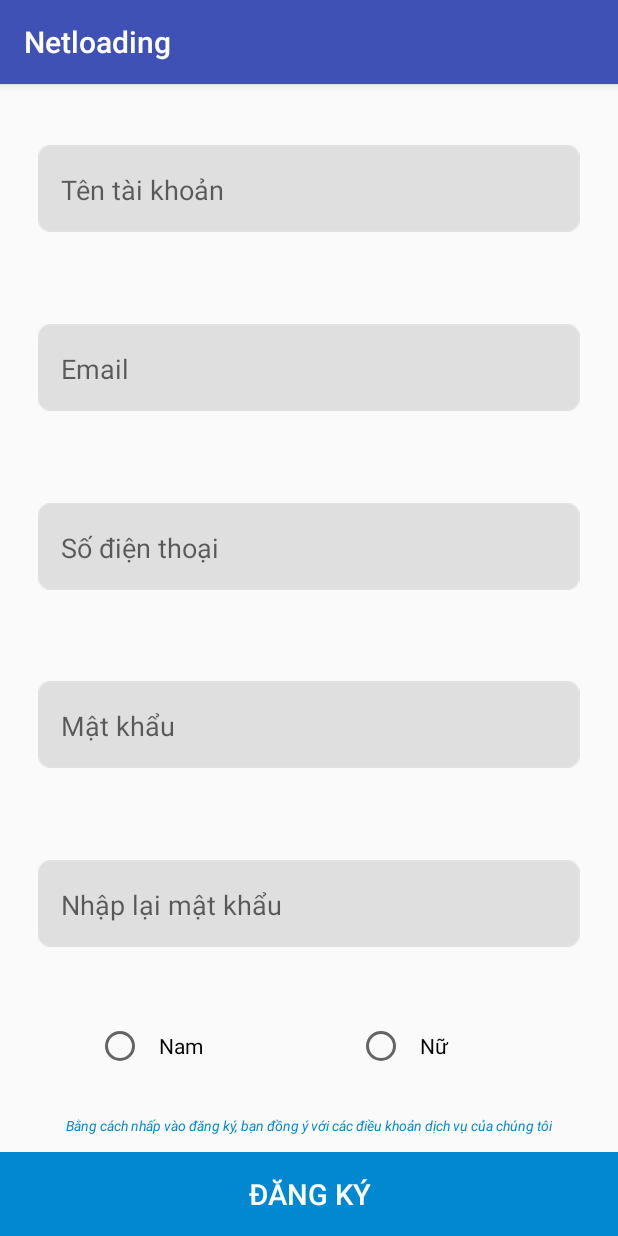
After one commit to huyvtran/Netloading-android, an Android app: the RegisterActivity screen opened directly, with no data from a screen before it, on a phone screen of 412 x 824 dp. The commit adds this screen. Run offline under Robolectric (Android 15) with nearby library versions, the phone set to English and light mode, and no system bars.

Commit message:
add layout for login and register screen

```diff
--- a/app/src/main/AndroidManifest.xml
+++ b/app/src/main/AndroidManifest.xml
@@ -21,6 +21,10 @@
                 <category android:name="android.intent.category.LAUNCHER" />
             </intent-filter>
         </activity>
+
+        <activity android:name=".RegisterActivity">
+
+        </activity>
     </application>
 
 </manifest>
--- /dev/null
+++ b/app/src/main/java/com/netloading/RegisterActivity.java
@@ -0,0 +1,18 @@
+package com.netloading;
+
+import android.app.Activity;
+import android.os.Bundle;
+import android.support.v7.app.AppCompatActivity;
+
+/**
+ * Created by AnhVu on 2/12/16.
+ */
+public class RegisterActivity extends AppCompatActivity {
+
+    @Override
+    protected void onCreate(Bundle savedInstanceState) {
+        super.onCreate(savedInstanceState);
+        setContentView(R.layout.register);
+    }
+
+}
--- a/app/src/main/java/com/netloading/utils/Constants.java
+++ b/app/src/main/java/com/netloading/utils/Constants.java
@@ -4,5 +4,5 @@ package com.netloading.utils;
  * Created by Dandoh on 2/10/16.
  */
 public class Constants {
-    public static final String API_BASE_URL = "http://192.168.1.7:3000/";
+    public static final String API_BASE_URL = "http://192.168.1.8:3000/";
 }
--- /dev/null
+++ b/app/src/main/res/layout/register.xml
@@ -0,0 +1,155 @@
+<?xml version="1.0" encoding="utf-8"?>
+<RelativeLayout xmlns:android="http://schemas.android.com/apk/res/android"
+    android:layout_width="match_parent"
+    android:layout_height="match_parent">
+
+    <LinearLayout
+        android:layout_width="match_parent"
+        android:layout_height="match_parent"
+        android:layout_above="@+id/register_btn"
+        android:weightSum="1"
+        android:paddingTop="10dp"
+        android:orientation="vertical">
+        <LinearLayout
+            android:layout_width="match_parent"
+            android:layout_height="0dp"
+            android:layout_weight="0.85"
+            android:weightSum="1"
+            android:paddingLeft="25dp"
+            android:paddingRight="25dp"
+            android:orientation="vertical">
+
+            <LinearLayout
+                android:layout_width="match_parent"
+                android:layout_height="0dp"
+                android:layout_weight="0.2"
+                android:gravity="center">
+
+                <EditText
+                    android:id="@+id/username"
+                    android:layout_width="match_parent"
+                    android:layout_height="wrap_content"
+                    android:hint="Tên tài khoản"
+                    android:paddingLeft="15dp"
+                    android:background="@drawable/edittext"/>
+
+            </LinearLayout>
+
+            <LinearLayout
+                android:layout_width="match_parent"
+                android:layout_height="0dp"
+                android:gravity="center"
+                android:layout_weight="0.2">
+                <EditText
+                    android:id="@+id/email"
+                    android:layout_width="match_parent"
+                    android:layout_height="wrap_content"
+                    android:hint="Email"
+                    android:paddingLeft="15dp"
+                    android:background="@drawable/edittext"/>
+
+            </LinearLayout>
+
+            <LinearLayout
+                android:layout_width="match_parent"
+                android:layout_height="0dp"
+                android:gravity="center"
+                android:layout_weight="0.2">
+                <EditText
+                    android:id="@+id/phone_number"
+                    android:layout_width="match_parent"
+                    android:layout_height="wrap_content"
+                    android:hint="Số điện thoại"
+                    android:paddingLeft="15dp"
+                    android:background="@drawable/edittext"/>
+
+            </LinearLayout>
+
+            <LinearLayout
+                android:layout_width="match_parent"
+                android:layout_height="0dp"
+                android:gravity="center"
+                android:layout_weight="0.2">
+                <EditText
+                    android:id="@+id/password"
+                    android:layout_width="match_parent"
+                    android:layout_height="wrap_content"
+                    android:hint="Mật khẩu"
+                    android:paddingLeft="15dp"
+                    android:background="@drawable/edittext"/>
+            </LinearLayout>
+
+            <LinearLayout
+                android:layout_width="match_parent"
+                android:layout_height="0dp"
+                android:gravity="center"
+                android:layout_weight="0.2">
+                <EditText
+                    android:id="@+id/re_password"
+                    android:layout_width="match_parent"
+                    android:layout_height="wrap_content"
+                    android:hint="Nhập lại mật khẩu"
+                    android:paddingLeft="15dp"
+                    android:background="@drawable/edittext"/>
+            </LinearLayout>
+
+
+        </LinearLayout>
+        <LinearLayout
+            android:layout_width="match_parent"
+            android:layout_height="0dp"
+            android:layout_weight="0.1">
+
+            <RadioGroup
+                android:layout_width="match_parent"
+                android:layout_height="match_parent"
+                android:orientation="horizontal"
+                android:weightSum="9"
+                android:gravity="center_vertical|right" >
+                <RadioButton android:id="@+id/nam_radio_btn"
+                    android:layout_width="0dp"
+                    android:layout_height="wrap_content"
+                    android:layout_weight="4"
+                    android:text="Nam"
+                    android:checked="false"
+                    android:layout_marginLeft="20dp"
+                    android:paddingLeft="10dp"/>
+
+                <RadioButton android:id="@+id/nu_radio_btn"
+                    android:layout_width="0dp"
+                    android:layout_height="wrap_content"
+                    android:layout_weight="4"
+                    android:text="Nữ"
+                    android:checked="false"
+                    android:paddingLeft="10dp"/>
+
+            </RadioGroup>
+
+        </LinearLayout>
+        <LinearLayout
+            android:layout_width="match_parent"
+            android:layout_height="0dp"
+            android:layout_weight="0.05"
+            android:gravity="center">
+            <TextView
+                android:layout_width="wrap_content"
+                android:layout_height="wrap_content"
+                android:text="@string/policy_title"
+                android:textSize="9sp"
+                android:textColor="@color/vBlue"
+                android:textStyle="italic"
+                android:layout_gravity="center"/>
+        </LinearLayout>
+    </LinearLayout>
+
+    <Button
+        android:id="@id/register_btn"
+        android:layout_width="match_parent"
+        android:layout_height="56dp"
+        android:text="Đăng ký"
+        android:textColor="#ffffff"
+        android:textSize="19sp"
+        android:background="@drawable/button_dangky"
+        android:layout_alignParentBottom="true"/>
+
+</RelativeLayout>
--- a/app/src/main/res/values/colors.xml
+++ b/app/src/main/res/values/colors.xml
@@ -3,4 +3,5 @@
     <color name="colorPrimary">#3F51B5</color>
     <color name="colorPrimaryDark">#303F9F</color>
     <color name="colorAccent">#FF4081</color>
+    <color name="vBlue">#0187d1</color>
 </resources>
--- a/app/src/main/res/values/strings.xml
+++ b/app/src/main/res/values/strings.xml
@@ -1,4 +1,5 @@
 <resources>
     <string name="app_name">Netloading</string>
     <string name="action_settings">Settings</string>
+    <string name="policy_title">Bằng cách nhấp vào đăng ký, bạn đồng ý với các điều khoản dịch vụ của chúng tôi</string>
 </resources>
```
Also changed, not shown: app/src/main/java/com/netloading/MainActivity.java (+18 -8 lines), app/src/main/res/layout/activity_main.xml (+7 -7 lines), app/src/main/res/layout/content_main.xml (+117 -26 lines), app/src/main/res/drawable/button.9.png (added), app/src/main/res/drawable/button_dangky.png (added), app/src/main/res/drawable/edittext.9.png (added), app/src/main/res/drawable/logo.png (added), 1 other file.
